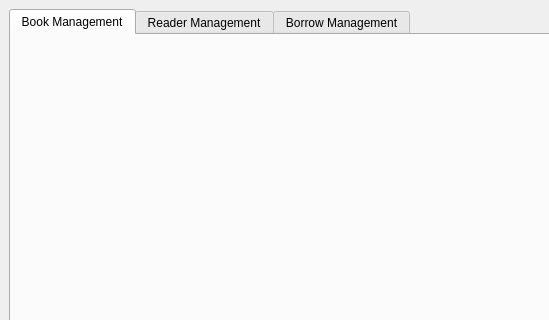
Old version of the form mainwindow.ui in the repository PLA-03/ZYC; both pictures show x 0 to 549 and y 0 to 320 of the 1024 by 768 pixel window.
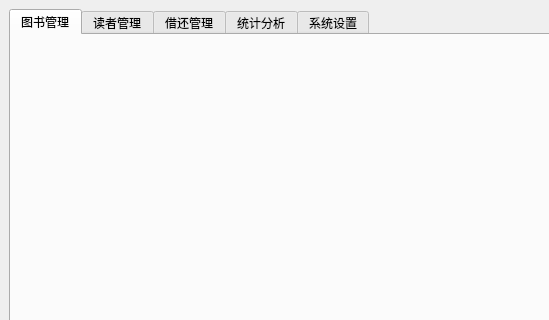
New version of the form.

Commit message: 初步设计主界面UI并上传

Diff of the .ui file:
```diff
--- a/mainwindow.ui
+++ b/mainwindow.ui
@@ -19,17 +19,27 @@
      <widget class="QTabWidget" name="tabWidget">
       <widget class="QWidget" name="bookTab">
        <attribute name="title">
-        <string>Book Management</string>
+        <string>图书管理</string>
        </attribute>
       </widget>
       <widget class="QWidget" name="readerTab">
        <attribute name="title">
-        <string>Reader Management</string>
+        <string>读者管理</string>
        </attribute>
       </widget>
       <widget class="QWidget" name="borrowTab">
        <attribute name="title">
-        <string>Borrow Management</string>
+        <string>借还管理</string>
+       </attribute>
+      </widget>
+      <widget class="QWidget" name="statsTab">
+       <attribute name="title">
+        <string>统计分析</string>
+       </attribute>
+      </widget>
+      <widget class="QWidget" name="settingsTab">
+       <attribute name="title">
+        <string>系统设置</string>
        </attribute>
       </widget>
      </widget>
```
Left out of the diff: 2 changed lines with no effect on the pictures.
